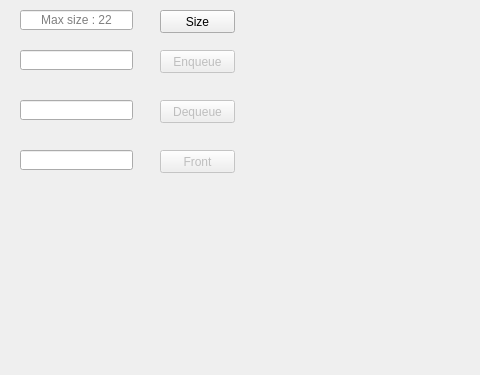
Qt form khappppi/queue.ui (Gaurang1044/Data-Structure-Visualizer) before a commit; both pictures show x 0 to 480 and y 0 to 375 of the 640 by 480 pixel window.
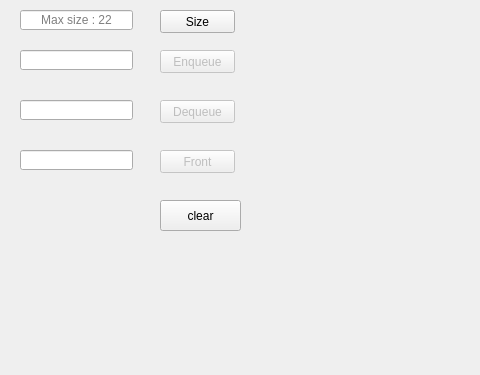
The same form after that commit.

Commit message: clear button changes

Diff of the .ui file:
```diff
--- a/khappppi/queue.ui
+++ b/khappppi/queue.ui
@@ -158,6 +158,19 @@
      <string>Size</string>
     </property>
    </widget>
+   <widget class="QPushButton" name="clearButton">
+    <property name="geometry">
+     <rect>
+      <x>160</x>
+      <y>200</y>
+      <width>81</width>
+      <height>31</height>
+     </rect>
+    </property>
+    <property name="text">
+     <string>clear</string>
+    </property>
+   </widget>
   </widget>
   <widget class="QMenuBar" name="menubar">
    <property name="geometry">
```
Left out of the diff: 2 changed lines with no effect on the pictures. The commit also changes 5 other files.
